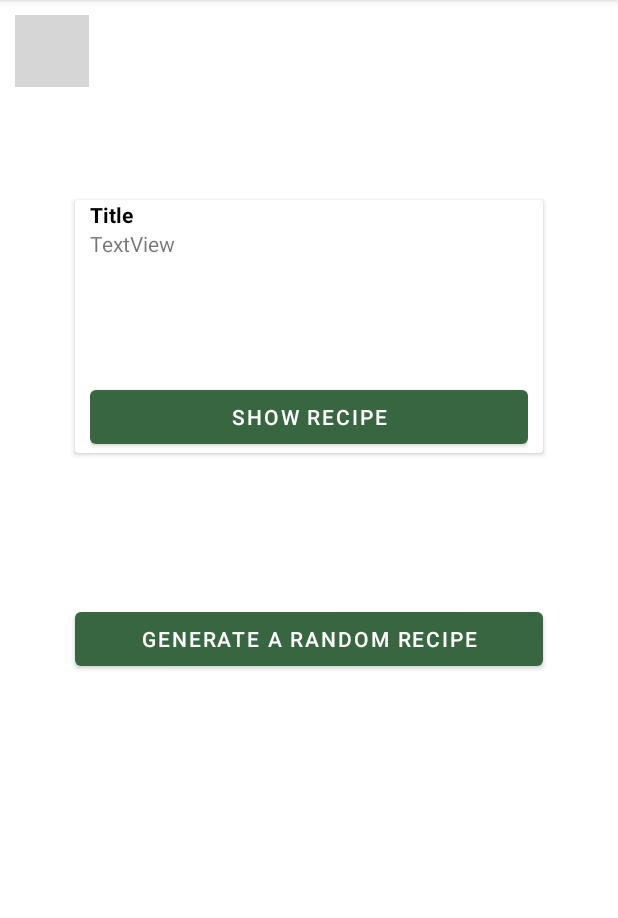
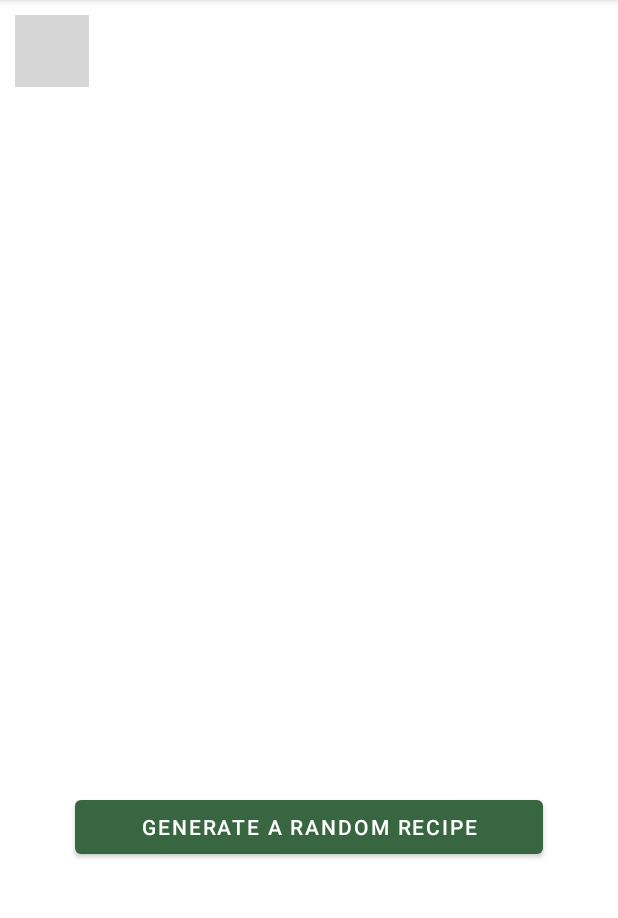
Before and after one commit to eliaSchenker/RecipeGenerator, an Android app: the screen it shows after launch (MainActivity), on a phone screen of 412 x 824 dp, the part 84-1002 px from its top. Run offline under Robolectric (Android 15) with nearby library versions, the phone set to English and light mode, and no system bars; 1 statement that could not run was skipped; grey boxes are pictures that could not be loaded.

Commit message:
Update activity_main.xml
Small UI Changes in the Main Activity Design

```diff
--- a/app/src/main/res/layout/activity_main.xml
+++ b/app/src/main/res/layout/activity_main.xml
@@ -36,7 +36,7 @@
             android:layout_marginLeft="50dp"
             android:layout_marginTop="75dp"
             android:layout_marginRight="50dp"
-            android:visibility="visible">
+            android:visibility="invisible">
 
             <LinearLayout
                 android:layout_width="match_parent"
@@ -48,7 +48,7 @@
                 <ImageView
                     android:id="@+id/recipeImage"
                     android:layout_width="match_parent"
-                    android:layout_height="wrap_content"
+                    android:layout_height="200dp"
                     tools:srcCompat="@tools:sample/avatars" />
 
                 <TextView
@@ -80,7 +80,7 @@
             android:layout_width="match_parent"
             android:layout_height="wrap_content"
             android:layout_marginLeft="50dp"
-            android:layout_marginTop="100dp"
+            android:layout_marginTop="25dp"
             android:layout_marginRight="50dp"
             android:text="Generate a random recipe" />
     </LinearLayout>
```
